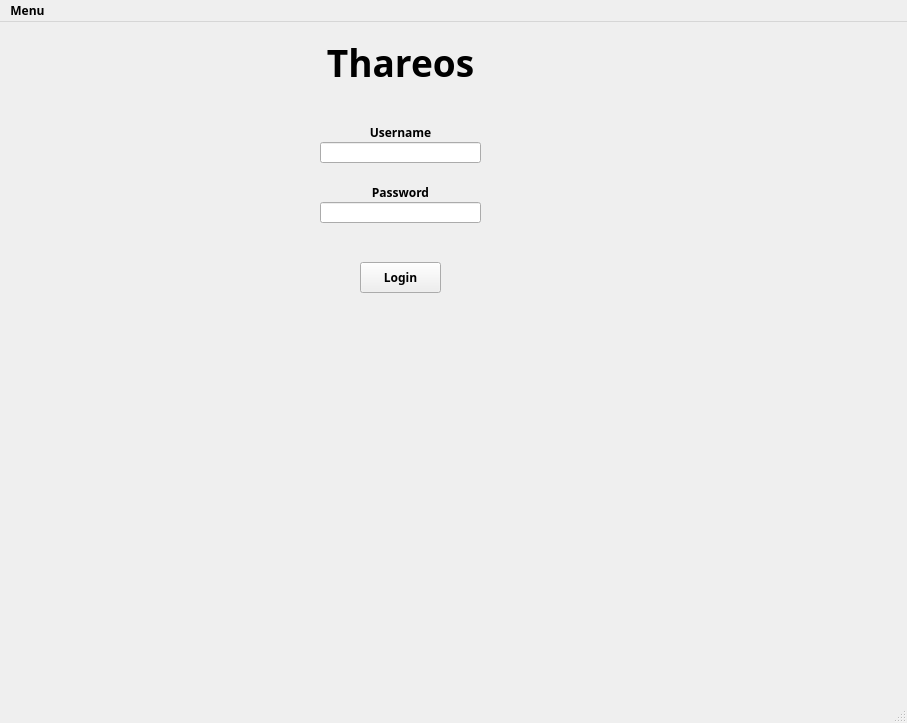
First picture: the form in 2021_1Spring/CSC284/BrunoKoppel_Thareos/mainwindow.ui, repository BrunoKoppel/bhcc, before the edit.
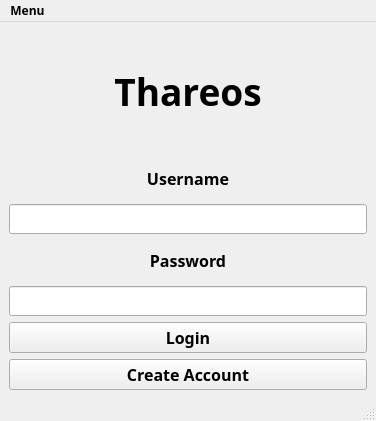
Second picture: the form after the edit.

Commit message: progress on the c++ application

Diff of the .ui file:
```diff
--- a/2021_1Spring/CSC284/BrunoKoppel_Thareos/mainwindow.ui
+++ b/2021_1Spring/CSC284/BrunoKoppel_Thareos/mainwindow.ui
@@ -6,8 +6,8 @@
    <rect>
     <x>0</x>
     <y>0</y>
-    <width>907</width>
-    <height>723</height>
+    <width>376</width>
+    <height>421</height>
    </rect>
   </property>
   <property name="font">
@@ -21,94 +21,138 @@
    <string>Thareos</string>
   </property>
   <widget class="QWidget" name="centralwidget">
-   <widget class="QLabel" name="label">
-    <property name="geometry">
-     <rect>
-      <x>0</x>
-      <y>0</y>
-      <width>801</width>
-      <height>81</height>
-     </rect>
-    </property>
-    <property name="text">
-     <string>&lt;html&gt;&lt;head/&gt;&lt;body&gt;&lt;p align=&quot;center&quot;&gt;&lt;span style=&quot; font-size:28pt;&quot;&gt;Thareos&lt;/span&gt;&lt;/p&gt;&lt;/body&gt;&lt;/html&gt;</string>
-    </property>
-    <property name="scaledContents">
-     <bool>false</bool>
-    </property>
-   </widget>
-   <widget class="QPushButton" name="pushButton">
-    <property name="geometry">
-     <rect>
-      <x>360</x>
-      <y>240</y>
-      <width>81</width>
-      <height>31</height>
-     </rect>
-    </property>
-    <property name="text">
-     <string>Login</string>
-    </property>
-   </widget>
-   <widget class="QLineEdit" name="lineEdit">
-    <property name="geometry">
-     <rect>
-      <x>320</x>
-      <y>120</y>
-      <width>161</width>
-      <height>21</height>
-     </rect>
-    </property>
-   </widget>
-   <widget class="QLineEdit" name="lineEdit_2">
-    <property name="geometry">
-     <rect>
-      <x>320</x>
-      <y>180</y>
-      <width>161</width>
-      <height>21</height>
-     </rect>
-    </property>
-   </widget>
-   <widget class="QLabel" name="label_2">
-    <property name="geometry">
-     <rect>
-      <x>320</x>
-      <y>160</y>
-      <width>161</width>
-      <height>21</height>
-     </rect>
-    </property>
-    <property name="text">
-     <string>Password</string>
-    </property>
-    <property name="alignment">
-     <set>Qt::AlignCenter</set>
-    </property>
-   </widget>
-   <widget class="QLabel" name="label_3">
-    <property name="geometry">
-     <rect>
-      <x>320</x>
-      <y>100</y>
-      <width>161</width>
-      <height>21</height>
-     </rect>
-    </property>
-    <property name="text">
-     <string>Username</string>
-    </property>
-    <property name="alignment">
-     <set>Qt::AlignCenter</set>
-    </property>
-   </widget>
+   <property name="layoutDirection">
+    <enum>Qt::LeftToRight</enum>
+   </property>
+   <layout class="QVBoxLayout" name="verticalLayout">
+    <item>
+     <widget class="QLabel" name="appName">
+      <property name="maximumSize">
+       <size>
+        <width>16777215</width>
+        <height>200</height>
+       </size>
+      </property>
+      <property name="text">
+       <string>&lt;html&gt;&lt;head/&gt;&lt;body&gt;&lt;p align=&quot;center&quot;&gt;&lt;span style=&quot; font-size:28pt;&quot;&gt;Thareos&lt;/span&gt;&lt;/p&gt;&lt;/body&gt;&lt;/html&gt;</string>
+      </property>
+      <property name="scaledContents">
+       <bool>false</bool>
+      </property>
+     </widget>
+    </item>
+    <item>
+     <widget class="QLabel" name="usernameLabel">
+      <property name="minimumSize">
+       <size>
+        <width>0</width>
+        <height>0</height>
+       </size>
+      </property>
+      <property name="maximumSize">
+       <size>
+        <width>16777215</width>
+        <height>40</height>
+       </size>
+      </property>
+      <property name="font">
+       <font>
+        <family>Arial Black</family>
+        <pointsize>12</pointsize>
+        <weight>75</weight>
+        <bold>true</bold>
+       </font>
+      </property>
+      <property name="text">
+       <string>Username</string>
+      </property>
+      <property name="alignment">
+       <set>Qt::AlignCenter</set>
+      </property>
+     </widget>
+    </item>
+    <item>
+     <widget class="QLineEdit" name="usernameLineEdit">
+      <property name="maximumSize">
+       <size>
+        <width>1000</width>
+        <height>30</height>
+       </size>
+      </property>
+     </widget>
+    </item>
+    <item>
+     <widget class="QLabel" name="passwordLabel">
+      <property name="maximumSize">
+       <size>
+        <width>16777215</width>
+        <height>40</height>
+       </size>
+      </property>
+      <property name="font">
+       <font>
+        <family>Arial Black</family>
+        <pointsize>12</pointsize>
+        <weight>75</weight>
+        <bold>true</bold>
+       </font>
+      </property>
+      <property name="text">
+       <string>Password</string>
+      </property>
+      <property name="alignment">
+       <set>Qt::AlignCenter</set>
+      </property>
+     </widget>
+    </item>
+    <item>
+     <widget class="QLineEdit" name="passwordLineEdit">
+      <property name="maximumSize">
+       <size>
+        <width>1000</width>
+        <height>30</height>
+       </size>
+      </property>
+     </widget>
+    </item>
+    <item>
+     <widget class="QPushButton" name="appLoginButton">
+      <property name="font">
+       <font>
+        <family>Arial Black</family>
+        <pointsize>12</pointsize>
+        <weight>75</weight>
+        <bold>true</bold>
+       </font>
+      </property>
+      <property name="text">
+       <string>Login</string>
+      </property>
+     </widget>
+    </item>
+    <item>
+     <widget class="QPushButton" name="appCreateAccountButton">
+      <property name="font">
+       <font>
+        <family>Arial Black</family>
+        <pointsize>12</pointsize>
+        <weight>75</weight>
+        <bold>true</bold>
+       </font>
+      </property>
+      <property name="text">
+       <string>Create Account</string>
+      </property>
+     </widget>
+    </item>
+   </layout>
   </widget>
   <widget class="QMenuBar" name="menubar">
    <property name="geometry">
     <rect>
      <x>0</x>
      <y>0</y>
-     <width>907</width>
+     <width>376</width>
      <height>23</height>
     </rect>
    </property>
```
The commit also changes 2 other files.
